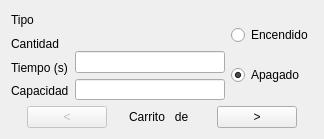
First picture: the form in ventanacarritos.ui, repository DavidCrgh/Tarea_Programa_Estructuras_1, before the edit.
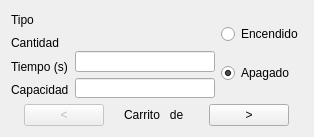
Second picture: the form after the edit. Icons and pictures are not drawn.

What changed in the file:
```diff
--- a/ventanacarritos.ui
+++ b/ventanacarritos.ui
@@ -6,20 +6,20 @@
    <rect>
     <x>0</x>
     <y>0</y>
-    <width>324</width>
-    <height>139</height>
+    <width>314</width>
+    <height>137</height>
    </rect>
   </property>
   <property name="minimumSize">
    <size>
-    <width>324</width>
-    <height>139</height>
+    <width>314</width>
+    <height>137</height>
    </size>
   </property>
   <property name="maximumSize">
    <size>
-    <width>324</width>
-    <height>139</height>
+    <width>314</width>
+    <height>137</height>
    </size>
   </property>
   <property name="windowTitle">
```
